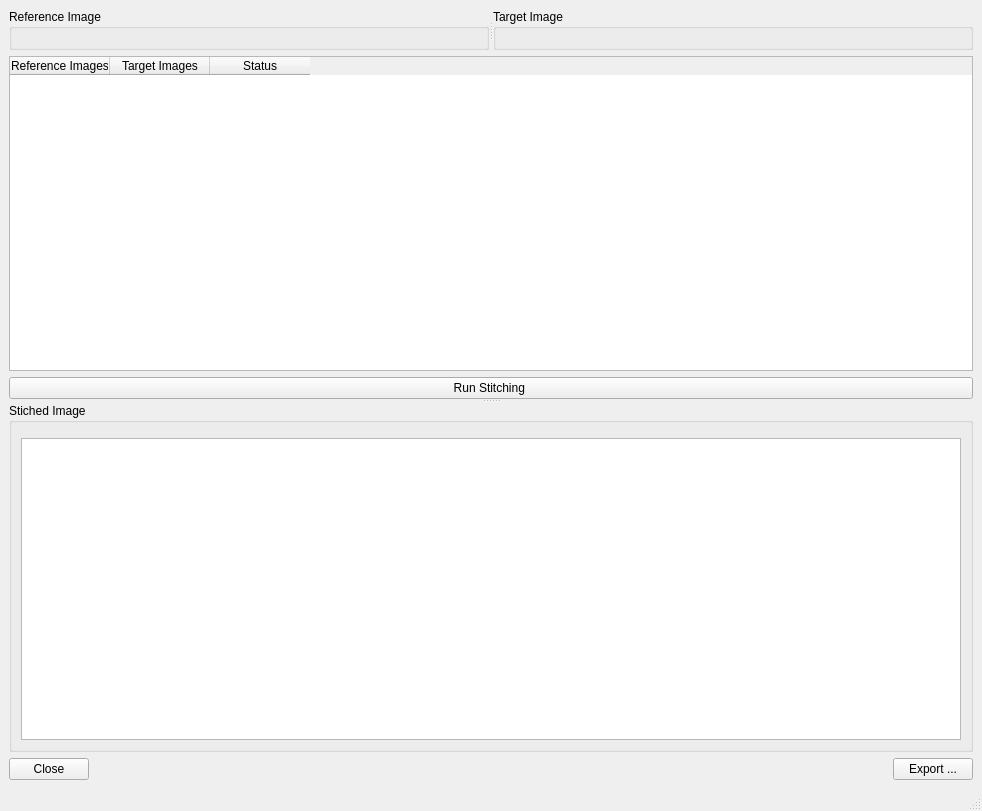
neutronimaging/python_notebooks, file ui/ui_stitching_images.ui: the form before one commit.
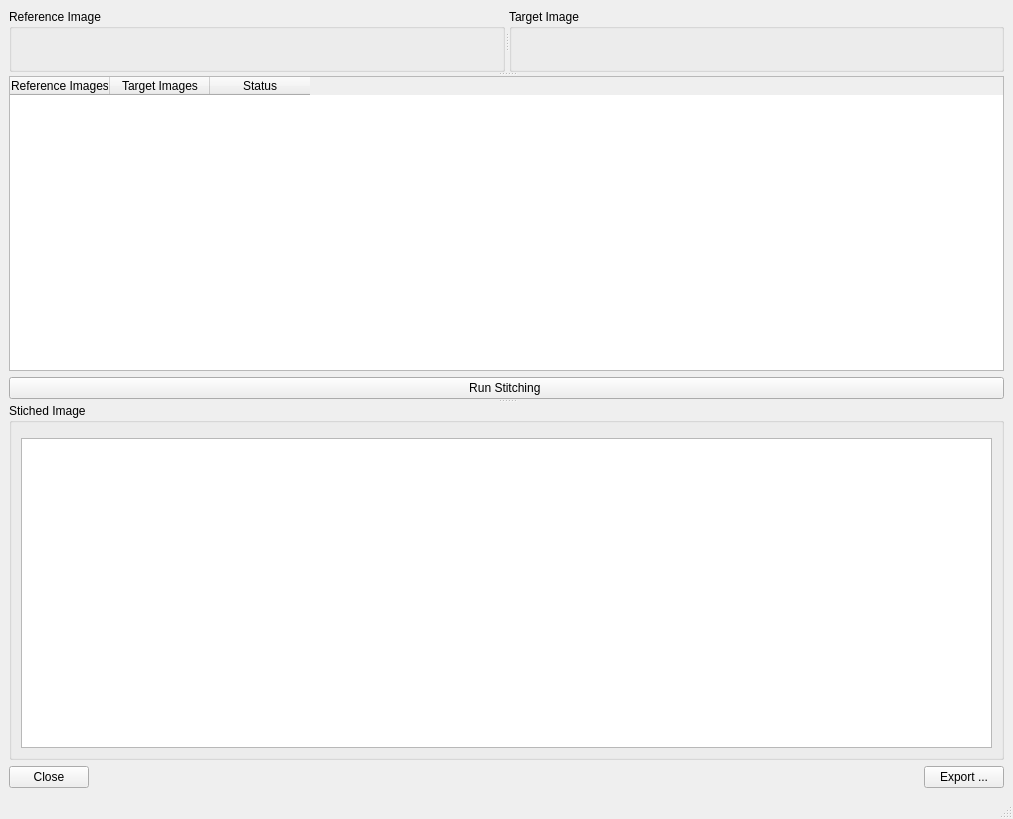
The form after the commit.

Commit message: Started to implement paranoramic stitching

What changed in the file:
```diff
--- a/ui/ui_stitching_images.ui
+++ b/ui/ui_stitching_images.ui
@@ -6,8 +6,8 @@
    <rect>
     <x>0</x>
     <y>0</y>
-    <width>982</width>
-    <height>811</height>
+    <width>1013</width>
+    <height>819</height>
    </rect>
   </property>
   <property name="windowTitle">
@@ -16,13 +16,17 @@
   <widget class="QWidget" name="centralwidget">
    <layout class="QVBoxLayout" name="verticalLayout_5">
     <item>
-     <widget class="QSplitter" name="splitter">
+     <widget class="QSplitter" name="splitter_2">
       <property name="orientation">
        <enum>Qt::Vertical</enum>
       </property>
-      <widget class="QWidget" name="layoutWidget">
+      <widget class="QWidget" name="">
        <layout class="QVBoxLayout" name="verticalLayout_4">
         <item>
+         <widget class="QSplitter" name="splitter">
+          <property name="orientation">
+           <enum>Qt::Vertical</enum>
+          </property>
          <widget class="QSplitter" name="splitter_3">
           <property name="orientation">
            <enum>Qt::Horizontal</enum>
@@ -56,8 +60,6 @@
            </layout>
           </widget>
          </widget>
-        </item>
-        <item>
          <widget class="QTableWidget" name="tableWidget">
           <property name="alternatingRowColors">
            <bool>true</bool>
@@ -84,6 +86,7 @@
            </property>
           </column>
          </widget>
+         </widget>
         </item>
         <item>
          <widget class="QPushButton" name="run_stitching_button">
```
Left out of the diff: 6 changed lines with no effect on the pictures. Lines whose indentation alone changed are shown as unchanged. The commit also changes 4 other files.
